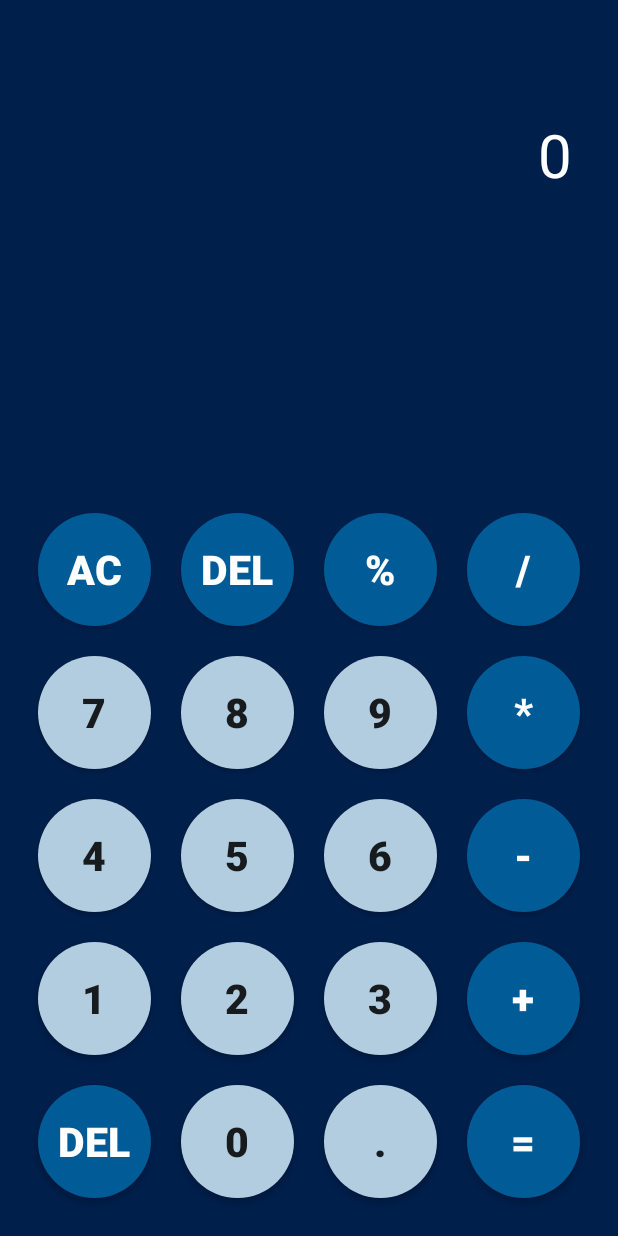
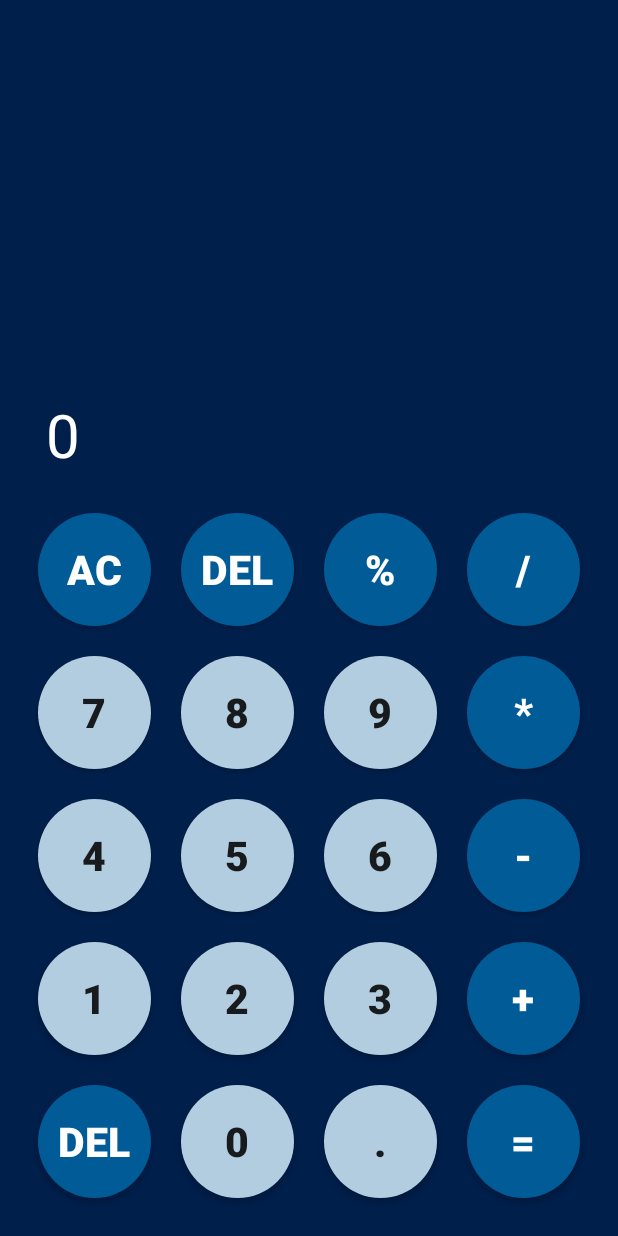
Before and after one commit to TropicalKhaotic/AndroidLearning, an Android app: the screen it shows after launch (MainActivity), on a phone screen of 412 x 824 dp. Run offline under Robolectric (Android 15) with nearby library versions, the phone set to English and light mode, and no system bars.

Commit message:
Create new layout for the calculator using linear layout

```diff
--- a/app/src/main/res/layout/activity_main.xml
+++ b/app/src/main/res/layout/activity_main.xml
@@ -1,20 +1,41 @@
 <?xml version="1.0" encoding="utf-8"?>
-<RelativeLayout xmlns:android="http://schemas.android.com/apk/res/android"
+<LinearLayout xmlns:android="http://schemas.android.com/apk/res/android"
     xmlns:tools="http://schemas.android.com/tools"
     xmlns:app="http://schemas.android.com/apk/res-auto"
     android:id="@+id/main"
     android:layout_width="match_parent"
     android:layout_height="match_parent"
+    android:orientation="vertical"
     android:background="@color/deep_blue"
     android:padding="15dp"
     tools:context=".MainActivity">
 
 
+    <LinearLayout
+        android:layout_width="match_parent"
+        android:layout_height="wrap_content"
+        android:layout_weight="1"
+        android:orientation="vertical">
 
         <LinearLayout
             android:layout_width="match_parent"
             android:layout_height="wrap_content"
             android:orientation="vertical">
+
+            <TextView
+                android:id="@+id/calulations"
+                android:layout_width="match_parent"
+                android:layout_height="match_parent"
+                android:gravity="right"
+                android:paddingHorizontal="15dp"
+                android:text=""
+                android:textColor="#FFFFFF"
+                android:textSize="30sp" />
+
+
+
+
+        </LinearLayout>
 
         <LinearLayout
             android:layout_width="match_parent"
@@ -22,29 +43,10 @@
             android:orientation="horizontal">
 
             <TextView
-                android:id="@+id/calulations"
-                android:layout_width="match_parent"
-                android:layout_height="match_parent"
-                android:gravity="left"
-                android:paddingHorizontal="15dp"
-                android:text=""
-                android:textColor="#FFFFFF"
-                android:textSize="30sp" />
-
-        </LinearLayout>
-
-        <LinearLayout
-            android:layout_width="match_parent"
-            android:layout_height="match_parent"
-            android:paddingTop="20dp"
-            android:paddingBottom="15dp"
-            android:orientation="horizontal">
-
-            <TextView
                 android:id="@+id/results"
                 android:layout_width="match_parent"
                 android:layout_height="match_parent"
-                android:gravity="right"
+                android:gravity="bottom"
                 android:paddingHorizontal="15dp"
                 android:text="0"
                 android:textColor="#FFFFFF"
@@ -56,15 +58,12 @@
     </LinearLayout>
 
 
-
-
     <LinearLayout
         android:id="@+id/nums"
         android:layout_width="match_parent"
         android:layout_height="wrap_content"
-            android:orientation="horizontal"
         android:layout_alignParentBottom="true"
-            android:paddingTop="20dp">
+        android:paddingTop="15dp">
 
         <LinearLayout
             android:layout_width="match_parent"
@@ -76,30 +75,28 @@
                 android:id="@+id/ac_button"
                 style="@style/Button_op"
                 android:text="@string/ac"
-                    android:textColor="@color/white"
-                    />
+                android:textColor="@color/white" />
+
             <Button
                 android:id="@+id/seven"
                 style="@style/Button_1"
-                    android:text="@string/Num_7"
-                    />
+                android:text="@string/Num_7" />
+
             <Button
                 android:id="@+id/four"
                 style="@style/Button_1"
-                    android:text="@string/Num_4"
-                    />
+                android:text="@string/Num_4" />
+
             <Button
                 android:id="@+id/one"
                 style="@style/Button_1"
-                    android:text="@string/Num_1"
-                    />
+                android:text="@string/Num_1" />
+
             <Button
                 android:id="@+id/backspace"
                 style="@style/Button_op"
-                    android:textColor="@color/white"
                 android:text="@string/delete"
-                    />
-
+                android:textColor="@color/white" />
 
 
         </LinearLayout>
@@ -183,38 +180,36 @@
             <Button
                 android:id="@+id/division_button"
                 style="@style/Button_op"
-                    android:textColor="@color/white"
-                    android:text="@string/division" />
+                android:text="@string/division"
+                android:textColor="@color/white" />
 
             <Button
                 android:id="@+id/multiplication_button"
                 style="@style/Button_op"
-                    android:textColor="@color/white"
                 android:text="@string/multiplication"
-                    />
+                android:textColor="@color/white" />
+
             <Button
                 android:id="@+id/minus_button"
                 style="@style/Button_op"
-                    android:textColor="@color/white"
                 android:text="@string/minus"
-                    />
+                android:textColor="@color/white" />
+
             <Button
                 android:id="@+id/sum_button"
                 style="@style/Button_op"
-                    android:textColor="@color/white"
                 android:text="@string/sum"
-                    />
+                android:textColor="@color/white" />
+
             <Button
                 android:id="@+id/equals_button"
                 style="@style/Button_op"
-                    android:textColor="@color/white"
                 android:text="@string/equals"
-                    />
-
+                android:textColor="@color/white" />
 
 
         </LinearLayout>
 
     </LinearLayout>
 
-</RelativeLayout>
+</LinearLayout>
```
Lines whose indentation alone changed are shown as unchanged.
